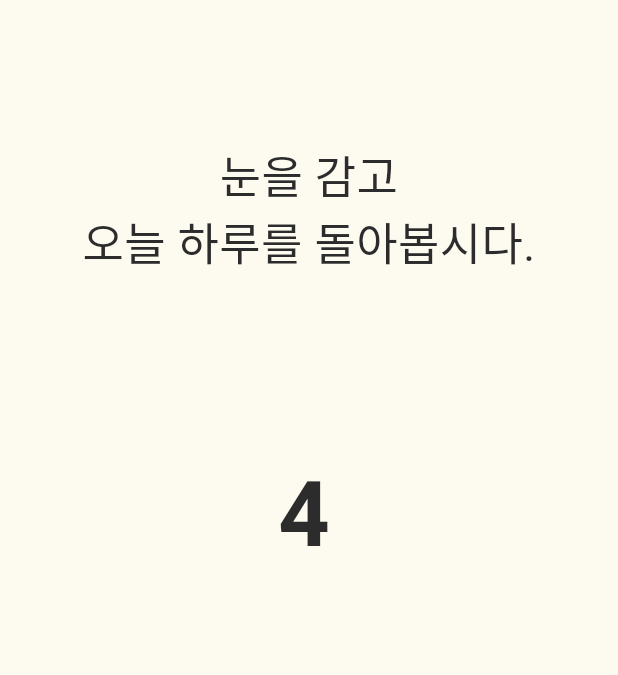
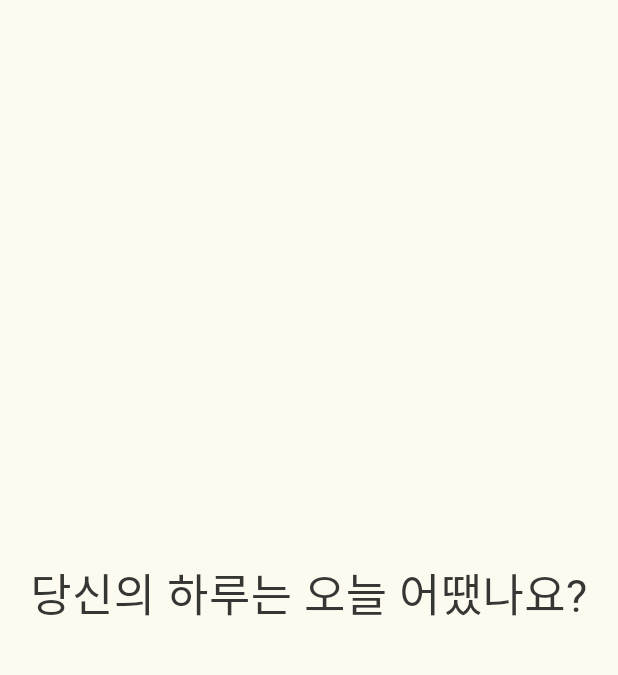
Before and after one commit to Tune-Manner/wisely-diary-frontend, a Flutter app: the WaitPage screen opened directly with empty values, on a phone screen of 412 x 824 dp, the part 65-740 px from its top. Run offline on Flutter 3.47's test engine with Material 3 defaults, Android fonts, the phone set to English and light mode, and no system bars; our stand-ins replace device_info_plus, firebase_core, firebase_messaging, flutter_bloc, flutter_dotenv, flutter_local_notifications and 9 more; missing offline and left inert: android_alarm_manager_plus, dart:ffi, gotrue, image_picker_android, image_picker_platform_interface, kakao_flutter_sdk_user and 1 more; accounts and stored records are empty.

Commit message:
feat : adding text fade in out animation

```diff
--- a/lib/wait_screens.dart
+++ b/lib/wait_screens.dart
@@ -12,17 +12,22 @@ class WaitPage extends StatefulWidget {
   State<StatefulWidget> createState() => _WaitPageState();
 }
 
-class _WaitPageState extends State<WaitPage> {
+class _WaitPageState extends State<WaitPage> with TickerProviderStateMixin {
   int _counter = 5;
   Timer? _timer;
   final audioManager = AudioManager();
   late bool isPlaying;
   late double volume;
+  late AnimationController _fadeController1;
+  late AnimationController _fadeController2;
+  late Animation<double> _fadeAnimation1;
+  late Animation<double> _fadeAnimation2;
+  bool _showCounter = false;
+  String _currentText = '';
 
   @override
   void initState() {
     super.initState();
-    _startCountdown();
     isPlaying = audioManager.player.playing;
     volume = audioManager.player.volume;
     audioManager.player.playerStateStream.listen((state) {
@@ -32,6 +37,39 @@ class _WaitPageState extends State<WaitPage> {
         });
       }
     });
+
+    _fadeController1 = AnimationController(
+      duration: const Duration(seconds: 2),
+      vsync: this,
+    );
+    _fadeController2 = AnimationController(
+      duration: const Duration(seconds: 2),
+      vsync: this,
+    );
+    _fadeAnimation1 = Tween<double>(begin: 0.0, end: 1.0).animate(_fadeController1);
+    _fadeAnimation2 = Tween<double>(begin: 0.0, end: 1.0).animate(_fadeController2);
+
+    _startAnimation();
+  }
+
+  void _startAnimation() async {
+    // First text
+    setState(() => _currentText = '당신의 하루는 오늘 어땠나요?');
+    _fadeController1.forward();
+    await Future.delayed(Duration(seconds: 3));
+    _fadeController1.reverse();
+    await Future.delayed(Duration(seconds: 2));
+
+    // Second text
+    setState(() => _currentText = '눈을 감고 \n오늘 하루를 돌아봅시다.');
+    _fadeController2.forward();
+    await Future.delayed(Duration(seconds: 3));
+    _fadeController2.reverse();
+    await Future.delayed(Duration(seconds: 2));
+
+    // Show counter and start countdown
+    setState(() => _showCounter = true);
+    _startCountdown();
   }
 
   void _startCountdown() {
@@ -70,6 +108,8 @@ class _WaitPageState extends State<WaitPage> {
   @override
   void dispose() {
     _timer?.cancel();
+    _fadeController1.dispose();
+    _fadeController2.dispose();
     super.dispose();
   }
 
@@ -106,35 +146,30 @@ class _WaitPageState extends State<WaitPage> {
         ],
       ),
       body: Container(
-        color: Colors.white,
-        child: Container(
-          width: MediaQuery.of(context).size.width,
-          height: MediaQuery.of(context).size.height,
-          decoration: BoxDecoration(
         color: const Color(0xfffdfbf0),
-          ),
         child: Stack(
           children: [
-              Positioned(
-                left: MediaQuery.of(context).size.width * 0.1,
-                top: MediaQuery.of(context).size.height * 0.10,
-                width: MediaQuery.of(context).size.width * 0.8,
+            Center(
+              child: AnimatedBuilder(
+                animation: Listenable.merge([_fadeAnimation1, _fadeAnimation2]),
+                builder: (context, child) {
+                  return Opacity(
+                    opacity: _fadeAnimation1.value + _fadeAnimation2.value,
                     child: Text(
-                  '눈을 감고 \n오늘 하루를 돌아봅시다.',
+                      _currentText,
                       textAlign: TextAlign.center,
                       style: TextStyle(
-                    decoration: TextDecoration.none,
                         fontSize: 30,
                         color: const Color(0xff2c2c2c),
                         fontWeight: FontWeight.normal,
                       ),
-                  maxLines: 9999,
-                  overflow: TextOverflow.ellipsis,
+                    ),
+                  );
+                },
               ),
             ),
-              Positioned(
-                left: MediaQuery.of(context).size.width * 0.45,
-                top: MediaQuery.of(context).size.height * 0.35,
+            if (_showCounter)
+              Center(
                 child: Text(
                   '$_counter',
                   style: TextStyle(
@@ -147,7 +182,6 @@ class _WaitPageState extends State<WaitPage> {
           ],
         ),
       ),
-      ),
     );
   }
 }
```
Lines whose indentation alone changed are shown as unchanged.
